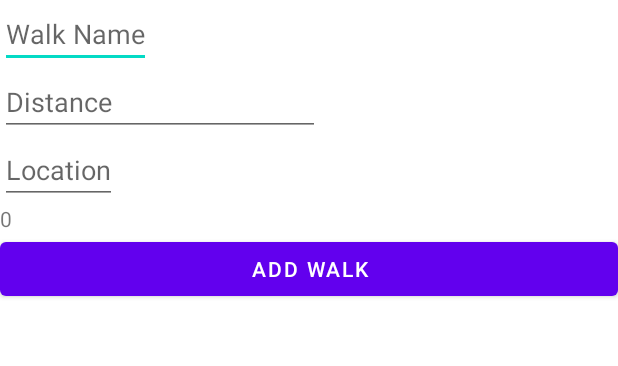
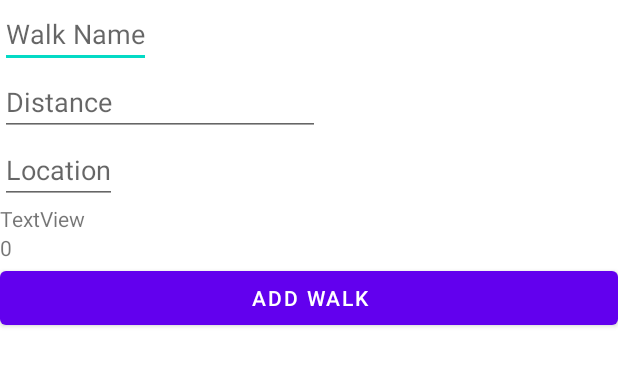
Before and after one commit to blondeni1981/highsteppers, an Android app: the layout activity_main.xml on its own in the app's theme, with its tools: preview values and no code run, on a phone screen of 412 x 824 dp. Shown: the top 366 px of the screen. Run offline under Robolectric (Android 15) with nearby library versions, the light colour scheme and no system bars.

Commit message:
Added timestamp to activity_main.xml via text view

```diff
--- a/app/src/main/java/com/hfad/firebaselogin/activities/MainActivity.kt
+++ b/app/src/main/java/com/hfad/firebaselogin/activities/MainActivity.kt
@@ -1,21 +1,22 @@
 package com.hfad.firebaselogin.activities
 
-
+//Required imports
+import java.text.SimpleDateFormat;
+import java.util.Date;
 import android.app.Activity
 import android.content.Context
 import android.content.Intent
-import androidx.appcompat.app.AppCompatActivity
 import android.os.Bundle
 import android.util.Log
 import android.view.View
 import android.view.inputmethod.InputMethodManager
 import android.widget.Toast
+import androidx.appcompat.app.AppCompatActivity
 import androidx.recyclerview.widget.ItemTouchHelper
 import androidx.recyclerview.widget.LinearLayoutManager
 import androidx.recyclerview.widget.RecyclerView
 import com.google.firebase.auth.FirebaseAuth
 import com.google.firebase.firestore.*
-
 import com.google.firebase.firestore.ktx.firestore
 import com.google.firebase.firestore.ktx.toObject
 import com.google.firebase.ktx.Firebase
@@ -24,8 +25,10 @@ import com.hfad.firebaselogin.models.Walk
 import com.hfad.firebaselogin.utils.Constants
 import com.hfad.firebaselogin.utils.MarginItemDecoration
 import kotlinx.android.synthetic.main.activity_main.*
+import java.text.DateFormat
 import java.util.*
 import kotlin.collections.ArrayList
+
 
 class MainActivity : AppCompatActivity() {
 
@@ -53,6 +56,8 @@ class MainActivity : AppCompatActivity() {
         var stepCount:String? = mybundle?.getString("SAVED_STEPS")
         Log.d("Recieved Walk", "$stepCount")
 
+        val currentDateTimeString = DateFormat.getDateTimeInstance().format(Date())
+        dateTextView.setText(currentDateTimeString)
         //Pointing to RV in XML, then attaching the RV adapter from WalksAdapter class to it
         recyclerView.adapter = adapter
         //Item Decoration add margin between ViewHolders in the RecyclerView
--- a/app/src/main/res/layout/activity_main.xml
+++ b/app/src/main/res/layout/activity_main.xml
@@ -26,6 +26,12 @@
         android:layout_width="wrap_content"
         android:layout_height="wrap_content"
         android:hint="Location" />
+
+    <TextView
+        android:id="@+id/dateTextView"
+        android:layout_width="match_parent"
+        android:layout_height="wrap_content"
+        android:text="TextView" />
 
     <TextView
         android:id="@+id/tvWalkDistance2"
@@ -57,4 +63,6 @@
         android:layout_height="wrap_content"
         app:menu="@menu/bottom_navigation_menu" />
 
+
+
 </LinearLayout>
```
